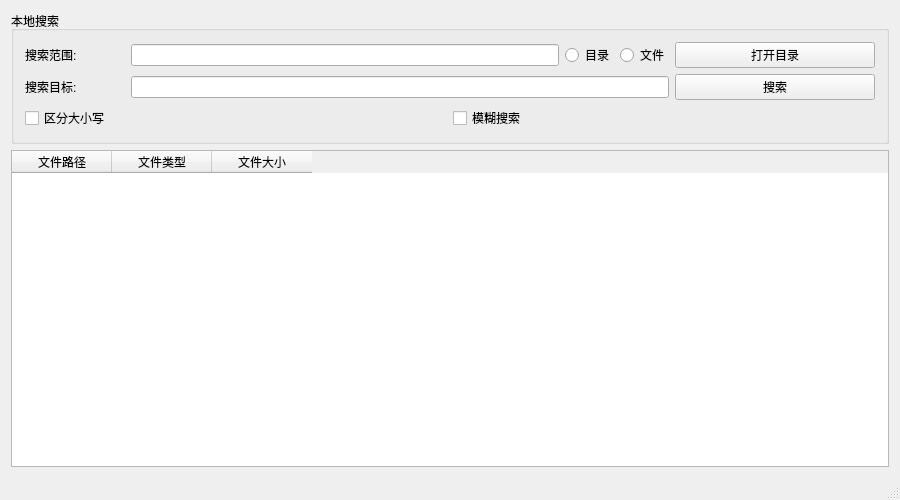
This is SimpleDesktopTool/mainwindow.ui in toiime/MyTools as Qt 5 draws it before an edit. The edited form follows.
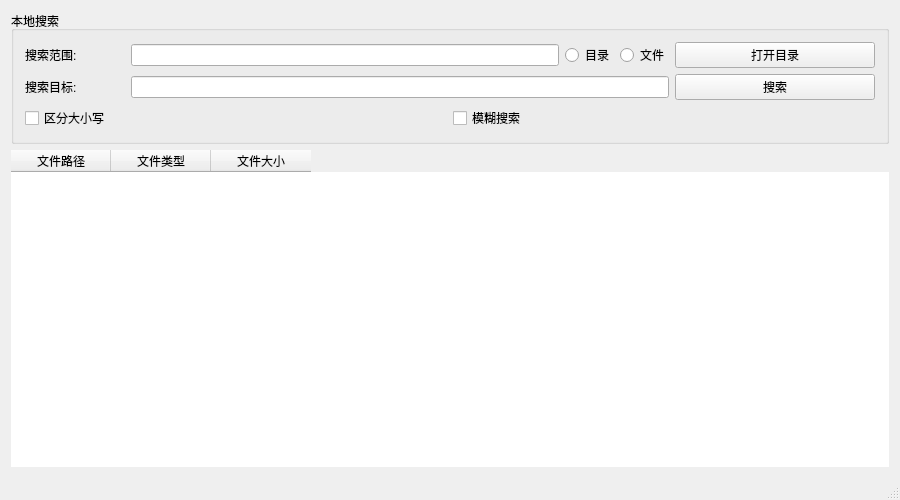
This is the edited form.

Patch:
```diff
--- a/SimpleDesktopTool/mainwindow.ui
+++ b/SimpleDesktopTool/mainwindow.ui
@@ -191,6 +191,16 @@
     </item>
     <item>
      <widget class="QTableWidget" name="tableWidget_searchResult">
+      <property name="styleSheet">
+       <string notr="true">QTableView{
+        border:none;
+        background:white;
+}
+QTableView::item:selected{
+        color:white;
+        background:rgb(34, 175, 75);    
+}</string>
+      </property>
       <property name="editTriggers">
        <set>QAbstractItemView::NoEditTriggers</set>
       </property>
@@ -201,7 +211,7 @@
        <enum>QAbstractItemView::SelectRows</enum>
       </property>
       <property name="gridStyle">
-       <enum>Qt::DotLine</enum>
+       <enum>Qt::NoPen</enum>
       </property>
       <column>
        <property name="text">
```
